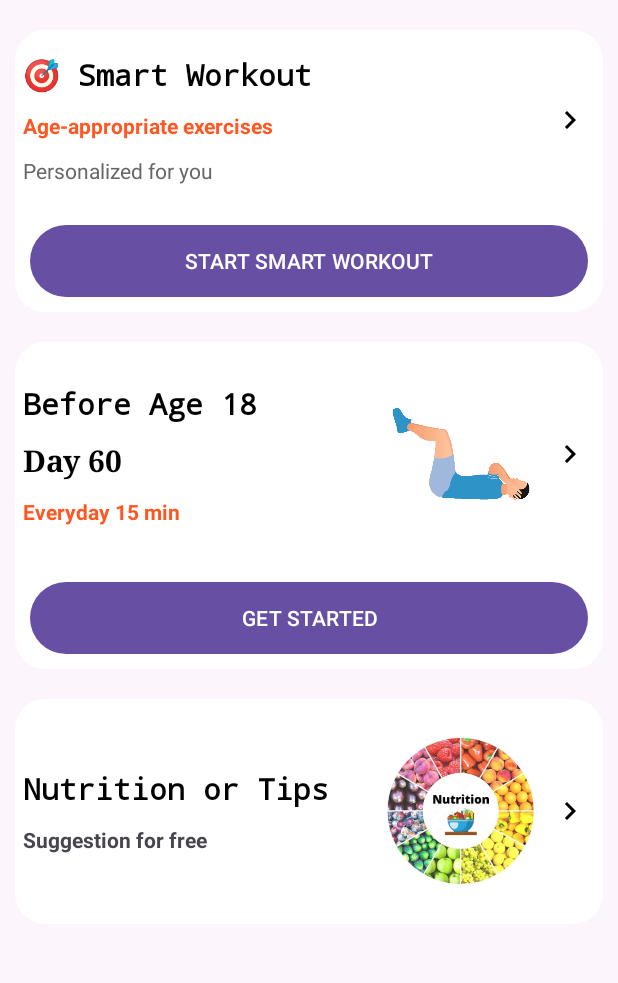
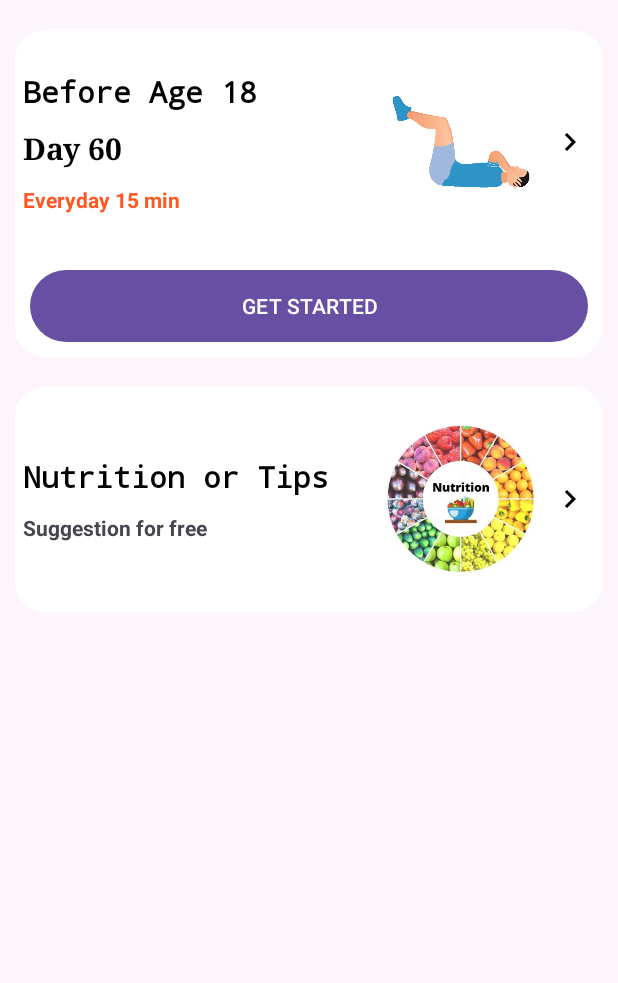
Before and after one commit to Waghib/Fitness-App, an Android app: the screen it shows after launch once a user with an empty profile is signed in (MainActivity), on a phone screen of 412 x 824 dp, the part 96-1079 px from its top. Run offline under Robolectric (Android 15) with nearby library versions, the phone set to English and light mode, and no system bars; our stand-ins replace Firebase (no records; nobody signed in at launch, a user with empty details on screens opened directly).

Commit message:
removed smart workout section

```diff
--- a/app/src/main/java/com/example/fitnessapp3/MainActivity.java
+++ b/app/src/main/java/com/example/fitnessapp3/MainActivity.java
@@ -208,37 +208,7 @@ public class MainActivity extends AppCompatActivity {
         startActivity(intent);
     }
 
-    public void smartWorkout(View view) {
-        // Smart workout routing based on user's age
-        exerciseFilterManager.getUserData(new ExerciseFilterManager.UserDataCallback() {
-            @Override
-            public void onUserDataLoaded(int age, String fitnessLevel) {
-                Intent intent;
-                if (age <= 18) {
-                    intent = new Intent(MainActivity.this, SecondActivity.class);
-                    Toast.makeText(MainActivity.this,
-                        "Loading youth-appropriate exercises for age " + age,
-                        Toast.LENGTH_SHORT).show();
-                } else {
-                    intent = new Intent(MainActivity.this, SecondActivity2.class);
-                    Toast.makeText(MainActivity.this,
-                        "Loading adult exercises for age " + age,
-                        Toast.LENGTH_SHORT).show();
-                }
-                startActivity(intent);
-            }
 
-            @Override
-            public void onError(String error) {
-                // Default to youth exercises for guest users
-                Intent intent = new Intent(MainActivity.this, SecondActivity.class);
-                Toast.makeText(MainActivity.this,
-                    "Loading exercises in guest mode",
-                    Toast.LENGTH_SHORT).show();
-                startActivity(intent);
-            }
-        });
-    }
 
     public void Food(View view) {
         Intent intent = new Intent(MainActivity.this, FoodActivity.class);
--- a/app/src/main/res/layout/activity_main.xml
+++ b/app/src/main/res/layout/activity_main.xml
@@ -33,83 +33,7 @@
             android:layout_height="wrap_content"
             android:orientation="vertical">
 
-    <!-- Smart Age-Based Workout Recommendation -->
-    <LinearLayout
-        android:layout_width="fill_parent"
-        android:layout_height="wrap_content"
-        android:layout_margin="10.0dp"
-        android:layout_marginTop="15.0dp"
-        android:background="@drawable/backgroundcrop"
-        android:orientation="vertical">
 
-        <LinearLayout
-            android:onClick="smartWorkout"
-            android:layout_width="fill_parent"
-            android:layout_height="120.0dp"
-            android:layout_gravity="center"
-            android:gravity="center"
-            android:orientation="horizontal">
-
-            <LinearLayout
-                android:layout_width="fill_parent"
-                android:layout_height="wrap_content"
-                android:layout_weight="1.0"
-                android:orientation="vertical">
-
-                <TextView
-                    android:layout_width="wrap_content"
-                    android:layout_height="wrap_content"
-                    android:fontFamily="monospace"
-                    android:padding="5.0dp"
-                    android:text="🎯 Smart Workout"
-                    android:textColor="#ff000000"
-                    android:textSize="20.0dp"
-                    android:textStyle="bold" />
-
-                <TextView
-                    android:layout_width="wrap_content"
-                    android:layout_height="wrap_content"
-                    android:padding="5.0dp"
-                    android:text="Age-appropriate exercises"
-                    android:textColor="#ffff5722"
-                    android:textStyle="bold" />
-
-                <TextView
-                    android:layout_width="wrap_content"
-                    android:layout_height="wrap_content"
-                    android:padding="5.0dp"
-                    android:text="Personalized for you"
-                    android:textColor="#666666"
-                    android:textSize="14dp" />
-
-            </LinearLayout>
-
-            <LinearLayout
-                android:layout_width="wrap_content"
-                android:layout_height="wrap_content"
-                android:layout_weight="0.0">
-
-                <ImageView
-                    android:layout_width="fill_parent"
-                    android:layout_height="wrap_content"
-                    android:padding="10.0dp"
-                    android:src="@drawable/baseline_keyboard_arrow_right_24" />
-
-            </LinearLayout>
-
-        </LinearLayout>
-
-        <Button
-            android:onClick="smartWorkout"
-            android:layout_width="fill_parent"
-            android:layout_height="wrap_content"
-            android:layout_margin="10.0dp"
-            android:background="@drawable/btn"
-            android:text="START SMART WORKOUT"
-            android:textAllCaps="true"
-            android:textColor="#FFF"/>
-
-    </LinearLayout>
 
     <LinearLayout
     android:id="@+id/layoutBeforeAge18"
```
